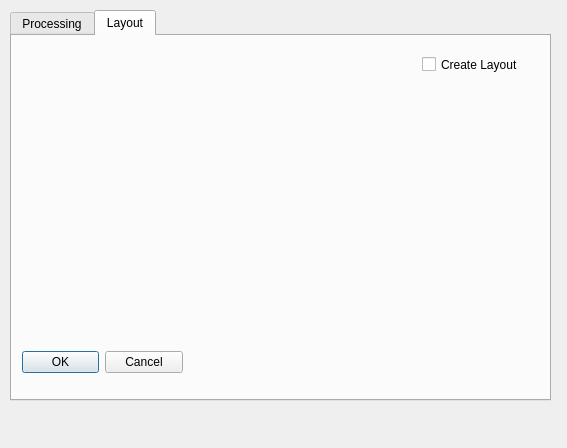
sfajardot/qgis-thesis, file raster_vol_test/raster_vol_test_dialog_base.ui: the form before one commit.
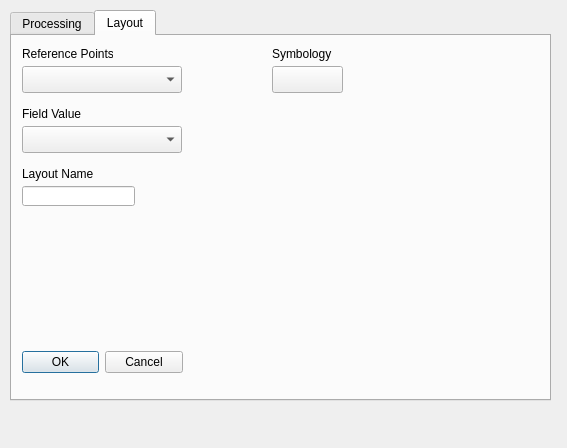
The form after the commit. The open tabs and pages were chosen to show the change. Custom widgets are drawn as their Qt base class.

Commit message: optimized get currentLayer. Added basic elements to Layout Tab

```diff
--- a/raster_vol_test/raster_vol_test_dialog_base.ui
+++ b/raster_vol_test/raster_vol_test_dialog_base.ui
@@ -241,28 +241,120 @@
       <set>QDialogButtonBox::Cancel|QDialogButtonBox::Ok</set>
      </property>
     </widget>
-    <widget class="QCheckBox" name="chkLayout">
+    <widget class="QgsMapLayerComboBox" name="cmbPoints">
      <property name="geometry">
       <rect>
-       <x>410</x>
-       <y>20</y>
-       <width>101</width>
-       <height>17</height>
+       <x>10</x>
+       <y>30</y>
+       <width>160</width>
+       <height>27</height>
       </rect>
      </property>
+     <property name="showCrs">
+      <bool>true</bool>
+     </property>
+    </widget>
+    <widget class="QgsFieldComboBox" name="cmbFieldValue">
+     <property name="geometry">
+      <rect>
+       <x>10</x>
+       <y>90</y>
+       <width>160</width>
+       <height>27</height>
+      </rect>
+     </property>
+    </widget>
+    <widget class="QLineEdit" name="lnLayoutName">
+     <property name="geometry">
+      <rect>
+       <x>10</x>
+       <y>150</y>
+       <width>113</width>
+       <height>20</height>
+      </rect>
+     </property>
+    </widget>
+    <widget class="QLabel" name="lblRefPoints">
+     <property name="geometry">
+      <rect>
+       <x>10</x>
+       <y>10</y>
+       <width>91</width>
+       <height>16</height>
+      </rect>
+     </property>
      <property name="text">
-      <string>Create Layout</string>
+      <string>Reference Points</string>
+     </property>
+    </widget>
+    <widget class="QLabel" name="lblFieldVal">
+     <property name="geometry">
+      <rect>
+       <x>10</x>
+       <y>70</y>
+       <width>71</width>
+       <height>16</height>
+      </rect>
+     </property>
+     <property name="text">
+      <string>Field Value</string>
+     </property>
+    </widget>
+    <widget class="QLabel" name="lblLayoutName">
+     <property name="geometry">
+      <rect>
+       <x>10</x>
+       <y>130</y>
+       <width>71</width>
+       <height>16</height>
+      </rect>
+     </property>
+     <property name="text">
+      <string>Layout Name</string>
+     </property>
+    </widget>
+    <widget class="QgsSymbolButton" name="mSymbolButton">
+     <property name="geometry">
+      <rect>
+       <x>260</x>
+       <y>30</y>
+       <width>71</width>
+       <height>27</height>
+      </rect>
+     </property>
+    </widget>
+    <widget class="QLabel" name="label_3">
+     <property name="geometry">
+      <rect>
+       <x>260</x>
+       <y>10</y>
+       <width>61</width>
+       <height>16</height>
+      </rect>
+     </property>
+     <property name="text">
+      <string>Symbology</string>
      </property>
     </widget>
    </widget>
   </widget>
  </widget>
  <customwidgets>
+  <customwidget>
+   <class>QgsFieldComboBox</class>
+   <extends>QComboBox</extends>
+   <header>qgsfieldcombobox.h</header>
+  </customwidget>
   <customwidget>
    <class>QgsMapLayerComboBox</class>
    <extends>QComboBox</extends>
    <header>qgsmaplayercombobox.h</header>
   </customwidget>
+  <customwidget>
+   <class>QgsSymbolButton</class>
+   <extends>QToolButton</extends>
+   <header>qgssymbolbutton.h</header>
+  </customwidget>
  </customwidgets>
  <resources/>
  <connections>
```
Left out of the diff: 11 changed lines with no effect on the pictures. The commit also changes 2 other files.
